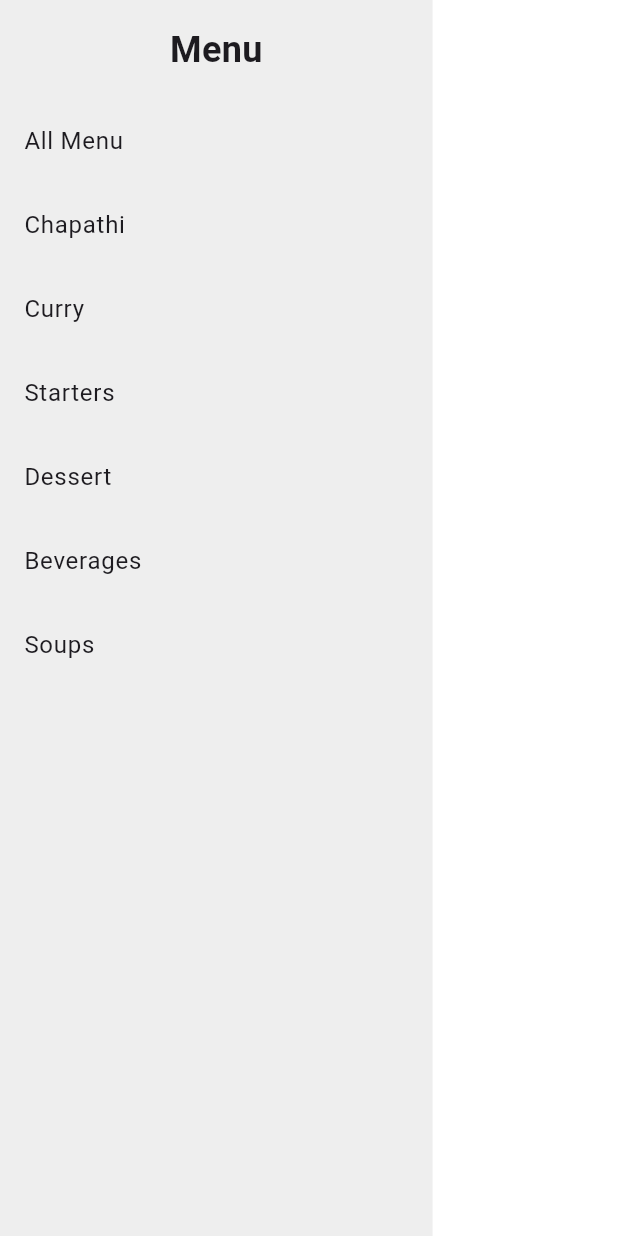
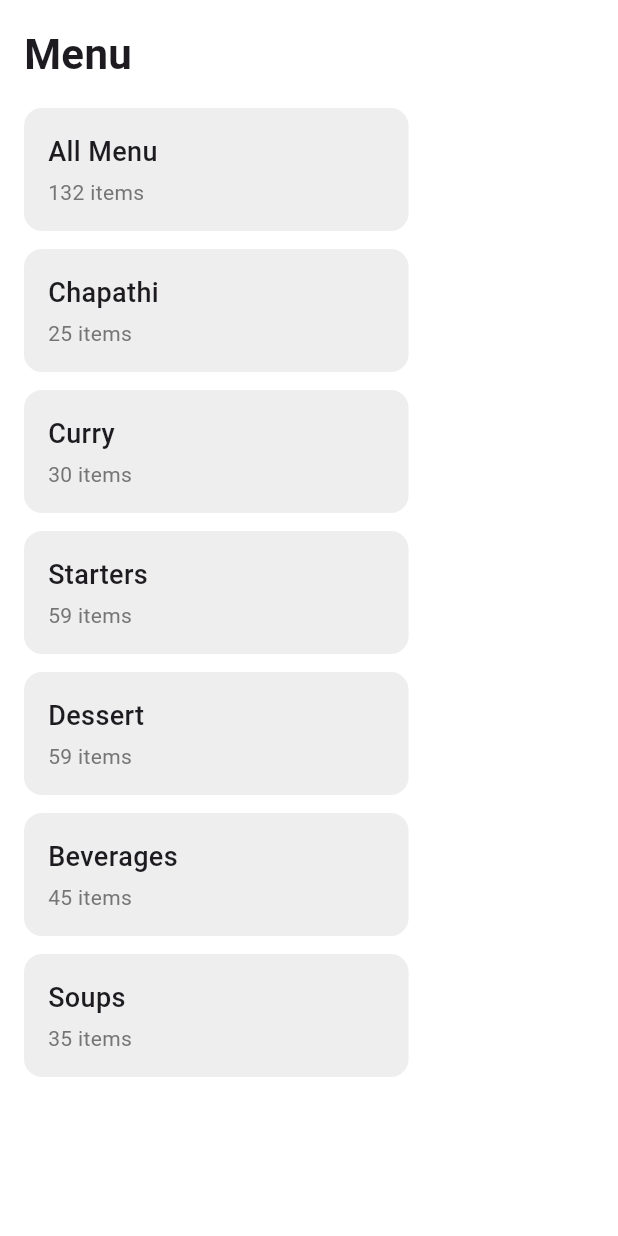
Before and after one commit to TheSanvi/table_ordering_app, a Flutter app: the SideMenu widget shown alone on an empty page, opened directly with empty values, on a phone screen of 412 x 824 dp. Run offline on Flutter 3.47's test engine with Material 3 defaults, Android fonts, the phone set to English and light mode, and no system bars; our stand-ins replace lottie; network calls fail.

```diff
--- a/lib/widgets/side_menu..dart
+++ b/lib/widgets/side_menu..dart
@@ -13,33 +13,39 @@ class SideMenu extends StatelessWidget {
   @override
   Widget build(BuildContext context) {
     final categories = [
-      'All Menu',
-      'Chapathi',
-      'Curry',
-      'Starters',
-      'Dessert',
-      'Beverages',
-      'Soups',
+      {'name': 'All Menu', 'items': 132},
+      {'name': 'Chapathi', 'items': 25},
+      {'name': 'Curry', 'items': 30},
+      {'name': 'Starters', 'items': 59},
+      {'name': 'Dessert', 'items': 59},
+      {'name': 'Beverages', 'items': 45},
+      {'name': 'Soups', 'items': 35},
     ];
 
     return Container(
       width: MediaQuery.of(context).size.width < 600 ? MediaQuery.of(context).size.width * 0.7 : 250,
-      color: Colors.grey[200],
+      color: Colors.white,
       child: Column(
+        crossAxisAlignment: CrossAxisAlignment.start,
         children: [
           const Padding(
             padding: EdgeInsets.all(16.0),
             child: Text(
               'Menu',
               style: TextStyle(
-                fontSize: 24,
+                fontSize: 28,
                 fontWeight: FontWeight.bold,
               ),
             ),
           ),
           Expanded(
-            child: ListView(
-              children: categories.map((category) => _buildCategoryTile(category)).toList(),
+            child: SingleChildScrollView(
+              child: Padding(
+                padding: const EdgeInsets.symmetric(horizontal: 16.0),
+                child: Column(
+                  children: categories.map((category) => _buildCategoryCard(category)).toList(),
+                ),
+              ),
             ),
           ),
         ],
@@ -47,17 +53,42 @@ class SideMenu extends StatelessWidget {
     );
   }
 
-  Widget _buildCategoryTile(String category) {
-    final isSelected = category == selectedCategory;
-    return ListTile(
-      title: Text(
-        category,
-        style: TextStyle(
-          fontWeight: isSelected ? FontWeight.bold : FontWeight.normal,
+  Widget _buildCategoryCard(Map<String, dynamic> category) {
+    final isSelected = category['name'] == selectedCategory;
+    return Padding(
+      padding: const EdgeInsets.only(bottom: 12.0),
+      child: InkWell(
+        onTap: () => onSelectCategory(category['name']),
+        borderRadius: BorderRadius.circular(12),
+        child: Container(
+          decoration: BoxDecoration(
+            color: isSelected ? Colors.yellow[100] : Colors.grey[200],
+            borderRadius: BorderRadius.circular(12),
+          ),
+          padding: const EdgeInsets.all(16),
+          width: double.infinity,
+          child: Column(
+            crossAxisAlignment: CrossAxisAlignment.start,
+            children: [
+              Text(
+                category['name'],
+                style: const TextStyle(
+                  fontSize: 18,
+                  fontWeight: FontWeight.w500,
+                ),
+              ),
+              const SizedBox(height: 4),
+              Text(
+                '${category['items']} items',
+                style: TextStyle(
+                  fontSize: 14,
+                  color: Colors.grey[600],
+                ),
+              ),
+            ],
+          ),
         ),
       ),
-      tileColor: isSelected ? Colors.yellow : null,
-      onTap: () => onSelectCategory(category),
     );
   }
 }
```
Also changed, not shown: lib/pages/menu_page.dart (+151 -120 lines), lib/pages/order_confirmation_page.dart (+20 -91 lines), lib/pages/preparing_food_page.dart (+7 -2 lines), lib/widgets/menu_item_card.dart (+32 -12 lines).
